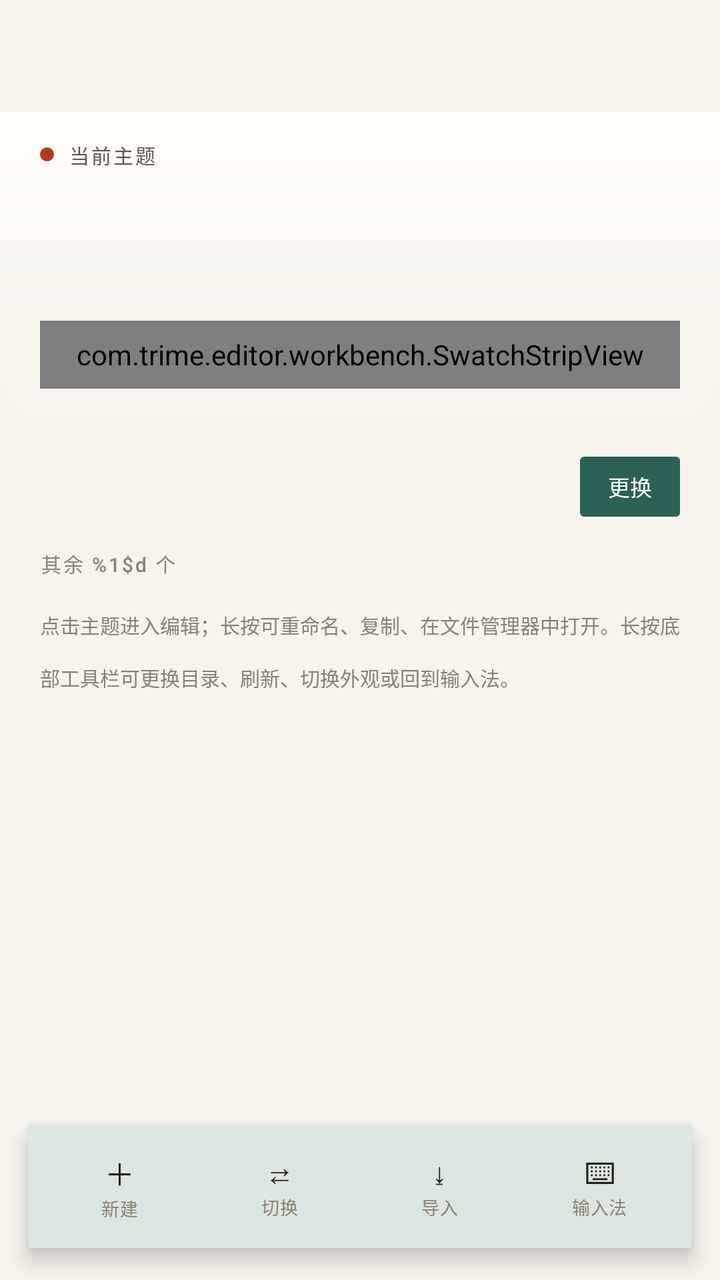
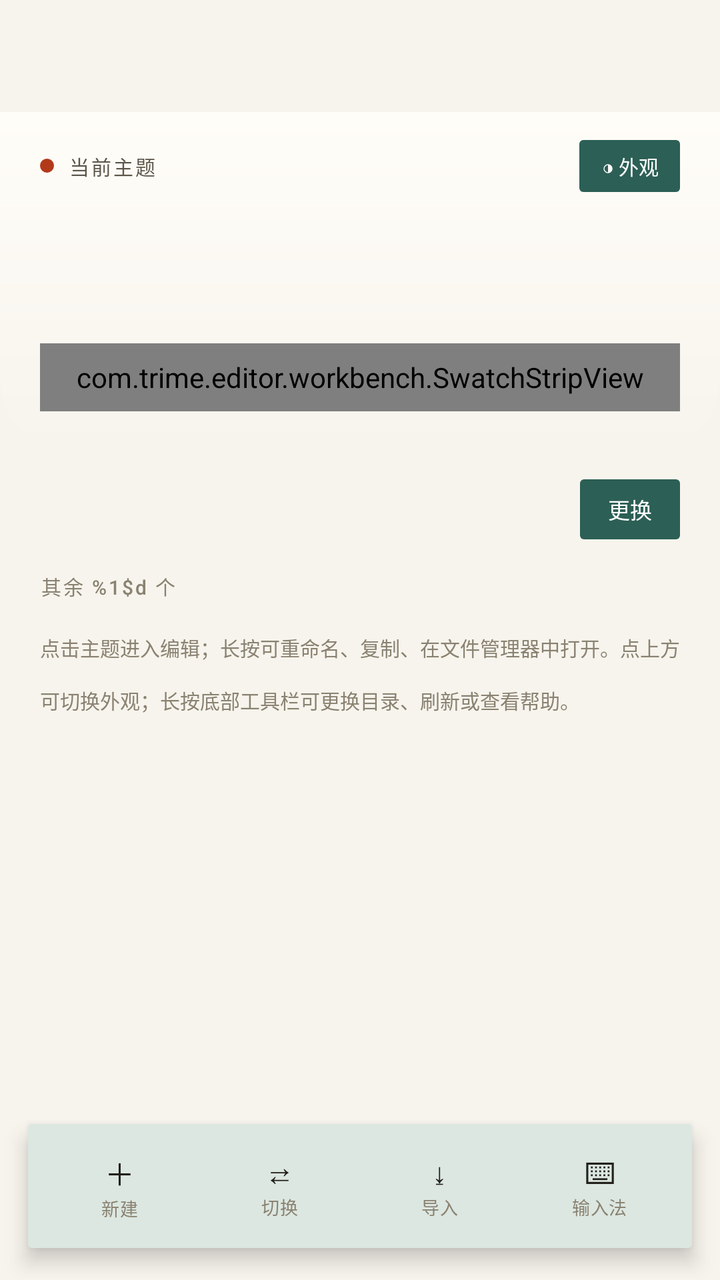

The first picture is an Android layout as it rendered before a commit; the second is the same layout after the commit. The layout source and the unified diff follow.
<!-- AndroidManifest.xml: application theme Theme.TrimeEditor -->
<!-- res/layout/activity_main.xml -->
<?xml version="1.0" encoding="utf-8"?>
<LinearLayout xmlns:android="http://schemas.android.com/apk/res/android"
    xmlns:app="http://schemas.android.com/apk/res-auto"
    android:layout_width="match_parent"
    android:layout_height="match_parent"
    android:background="?attr/ui_paper"
    android:orientation="vertical">

    <androidx.appcompat.widget.Toolbar
        android:id="@+id/toolbar"
        style="@style/Ui.Toolbar"
        android:layout_width="match_parent"
        android:layout_height="?attr/actionBarSize"
        app:popupTheme="@style/ThemeOverlay.AppCompat.DayNight"
        app:theme="@style/ThemeOverlay.AppCompat.DayNight" />

    <FrameLayout
        android:layout_width="match_parent"
        android:layout_height="0dp"
        android:layout_weight="1">

        <androidx.core.widget.NestedScrollView
            android:id="@+id/scroll"
            android:layout_width="match_parent"
            android:layout_height="match_parent"
            android:clipToPadding="false"
            android:scrollbars="none">

            <LinearLayout
                android:id="@+id/content"
                android:layout_width="match_parent"
                android:layout_height="wrap_content"
                android:orientation="vertical"
                android:paddingBottom="96dp">

                <LinearLayout
                    android:id="@+id/heroBlock"
                    android:layout_width="match_parent"
                    android:layout_height="wrap_content"
                    android:background="@drawable/bg_hero"
                    android:orientation="vertical"
                    android:paddingStart="20dp"
                    android:paddingTop="14dp"
                    android:paddingEnd="20dp"
                    android:paddingBottom="20dp">

                    <LinearLayout
                        android:layout_width="match_parent"
                        android:layout_height="wrap_content"
                        android:gravity="center_vertical"
                        android:orientation="horizontal">

                        <View
                            android:id="@+id/heroHighlight"
                            android:layout_width="7dp"
                            android:layout_height="7dp"
                            android:layout_marginEnd="7dp"
                            android:background="@drawable/bg_highlight_dot" />

                        <TextView
                            android:id="@+id/heroEyebrow"
                            android:layout_width="0dp"
                            android:layout_height="wrap_content"
                            android:layout_weight="1"
                            android:fontFamily="sans-serif-medium"
                            android:letterSpacing="0.1"
                            android:text="@string/hero_current_theme"
                            android:textColor="?attr/ui_ink_2"
                            android:textSize="10sp" />

                        <TextView
                            android:id="@+id/heroMenu"
                            android:visibility="gone"
                            android:layout_width="40dp"
                            android:layout_height="40dp"
                            android:background="?attr/selectableItemBackgroundBorderless"
                            android:clickable="true"
                            android:focusable="true"
                            android:fontFamily="sans-serif"
                            android:gravity="center"
                            android:text="⋯"
                            android:textColor="?attr/ui_ink_2"
                            android:textSize="18sp" />
                    </LinearLayout>

                    <TextView
                        android:id="@+id/heroName"
                        android:layout_width="match_parent"
                        android:layout_height="wrap_content"
                        android:layout_marginTop="2dp"
                        android:ellipsize="end"
                        android:fontFamily="sans-serif"
                        android:textStyle="bold"
                        android:includeFontPadding="false"
                        android:letterSpacing="-0.03"
                        android:lineSpacingMultiplier="1.05"
                        android:singleLine="true"
                        android:textColor="?attr/ui_ink"
                        android:textSize="34sp" />

                    <TextView
                        android:id="@+id/heroMeta"
                        android:layout_width="match_parent"
                        android:layout_height="wrap_content"
                        android:layout_marginTop="6dp"
                        android:ellipsize="end"
                        android:fontFamily="monospace"
                        android:singleLine="true"
                        android:textColor="?attr/ui_muted"
                        android:textSize="10sp" />

                    <com.trime.editor.workbench.SwatchStripView
                        android:id="@+id/heroSwatches"
                        android:layout_width="match_parent"
                        android:layout_height="34dp"
                        android:layout_marginTop="14dp" />
                </LinearLayout>

                <LinearLayout
                    android:layout_width="match_parent"
                    android:layout_height="wrap_content"
                    android:gravity="center_vertical"
                    android:orientation="horizontal"
                    android:paddingStart="20dp"
                    android:paddingTop="14dp"
                    android:paddingEnd="20dp">

                    <TextView
                        android:id="@+id/path"
                        android:layout_width="0dp"
                        android:layout_height="30dp"
                        android:layout_weight="1"
                        android:background="@drawable/bg_pill"
                        android:ellipsize="middle"
                        android:fontFamily="monospace"
                        android:gravity="center_vertical"
                        android:paddingStart="14dp"
                        android:paddingEnd="14dp"
                        android:singleLine="true"
                        android:textColor="?attr/ui_muted"
                        android:textSize="10sp" />

                    <TextView
                        android:id="@+id/changeDir"
                        android:layout_width="wrap_content"
                        android:layout_height="30dp"
                        android:layout_marginStart="8dp"
                        android:background="@drawable/bg_badge"
                        android:clickable="true"
                        android:focusable="true"
                        android:fontFamily="sans-serif-medium"
                        android:gravity="center"
                        android:paddingStart="14dp"
                        android:paddingEnd="14dp"
                        android:text="@string/action_change_dir"
                        android:textColor="?attr/ui_on_primary"
                        android:textSize="11sp" />
                </LinearLayout>

                <TextView
                    android:id="@+id/restLabel"
                    android:layout_width="match_parent"
                    android:layout_height="wrap_content"
                    android:fontFamily="sans-serif-medium"
                    android:letterSpacing="0.1"
                    android:paddingStart="20dp"
                    android:paddingTop="16dp"
                    android:paddingEnd="20dp"
                    android:paddingBottom="2dp"
                    android:text="@string/hero_other_themes"
                    android:textColor="?attr/ui_muted"
                    android:textSize="10sp" />

                <androidx.recyclerview.widget.RecyclerView
                    android:id="@+id/themes"
                    android:layout_width="match_parent"
                    android:layout_height="wrap_content"
                    android:nestedScrollingEnabled="false"
                    android:scrollbars="none" />

                <TextView
                    android:id="@+id/hint"
                    android:layout_width="match_parent"
                    android:layout_height="wrap_content"
                    android:lineSpacingMultiplier="1.8"
                    android:paddingStart="20dp"
                    android:paddingTop="14dp"
                    android:paddingEnd="20dp"
                    android:text="@string/workbench_hint"
                    android:textColor="?attr/ui_muted"
                    android:textSize="10sp" />
            </LinearLayout>
        </androidx.core.widget.NestedScrollView>

        <LinearLayout
            android:id="@+id/placeholder"
            android:layout_width="match_parent"
            android:layout_height="match_parent"
            android:gravity="center"
            android:orientation="vertical"
            android:paddingStart="40dp"
            android:paddingEnd="40dp"
            android:visibility="gone">

            <TextView
                android:id="@+id/placeholderTitle"
                style="@style/Ui.CardTitle"
                android:layout_width="match_parent"
                android:layout_height="wrap_content"
                android:gravity="center"
                android:textSize="19sp" />

            <TextView
                android:id="@+id/placeholderBody"
                android:layout_width="match_parent"
                android:layout_height="wrap_content"
                android:layout_marginTop="8dp"
                android:fontFamily="sans-serif"
                android:gravity="center"
                android:lineSpacingMultiplier="1.35"
                android:textColor="?attr/ui_muted"
                android:textSize="12sp" />

            <TextView
                android:id="@+id/placeholderAction"
                android:layout_width="wrap_content"
                android:layout_height="wrap_content"
                android:layout_marginTop="20dp"
                android:background="@drawable/bg_badge"
                android:clickable="true"
                android:focusable="true"
                android:fontFamily="sans-serif-medium"
                android:paddingStart="20dp"
                android:paddingTop="10dp"
                android:paddingEnd="20dp"
                android:paddingBottom="10dp"
                android:textColor="?attr/ui_on_primary"
                android:textSize="13sp" />
        </LinearLayout>

        <LinearLayout
            android:id="@+id/dock"
            android:layout_width="match_parent"
            android:layout_height="62dp"
            android:layout_gravity="bottom|center_horizontal"
            android:layout_marginStart="14dp"
            android:layout_marginEnd="14dp"
            android:layout_marginBottom="16dp"
            android:background="@drawable/bg_dock"
            android:elevation="6dp"
            android:gravity="center"
            android:orientation="horizontal"
            android:paddingStart="6dp"
            android:paddingEnd="6dp">

            <LinearLayout
                android:id="@+id/dockNew"
                style="@style/Ui.DockItem">

                <TextView
                    style="@style/Ui.DockGlyph"
                    android:text="＋" />

                <TextView
                    style="@style/Ui.DockLabel"
                    android:text="@string/dock_new" />
            </LinearLayout>

            <LinearLayout
                android:id="@+id/dockSwitch"
                style="@style/Ui.DockItem">

                <TextView
                    style="@style/Ui.DockGlyph"
                    android:text="⇄" />

                <TextView
                    style="@style/Ui.DockLabel"
                    android:text="@string/dock_switch" />
            </LinearLayout>

            <LinearLayout
                android:id="@+id/dockImport"
                style="@style/Ui.DockItem">

                <TextView
                    style="@style/Ui.DockGlyph"
                    android:text="⤓" />

                <TextView
                    style="@style/Ui.DockLabel"
                    android:text="@string/dock_import" />
            </LinearLayout>

            <LinearLayout
                android:id="@+id/dockIme"
                style="@style/Ui.DockItem">

                <TextView
                    style="@style/Ui.DockGlyph"
                    android:text="⌨" />

                <TextView
                    style="@style/Ui.DockLabel"
                    android:text="@string/dock_ime" />
            </LinearLayout>
        </LinearLayout>
    </FrameLayout>
</LinearLayout>
<!-- resources referenced by this layout -->
<resources>
  <!-- drawable bg_badge (drawable) -->
  <?xml version="1.0" encoding="utf-8"?>
  <shape xmlns:android="http://schemas.android.com/apk/res/android"
      android:shape="rectangle">
      <solid android:color="?attr/ui_primary" />
      <corners android:radius="?attr/ui_radius_button" />
  </shape>
  <!-- drawable bg_dock (drawable) -->
  <?xml version="1.0" encoding="utf-8"?>
  <shape xmlns:android="http://schemas.android.com/apk/res/android"
      android:shape="rectangle">
      <solid android:color="?attr/ui_primary_container" />
      <corners android:radius="?attr/ui_radius_button" />
  </shape>
  <!-- drawable bg_highlight_dot (drawable) -->
  <?xml version="1.0" encoding="utf-8"?>
  <shape xmlns:android="http://schemas.android.com/apk/res/android"
      android:shape="oval">
      <solid android:color="?attr/ui_highlight" />
  </shape>
  <!-- drawable bg_pill (drawable) -->
  <?xml version="1.0" encoding="utf-8"?>
  <shape xmlns:android="http://schemas.android.com/apk/res/android"
      android:shape="rectangle">
      <solid android:color="?attr/ui_card" />
      <corners android:radius="?attr/ui_radius_button" />
  </shape>
  <string name="action_change_dir">更换</string>
  <string name="dock_ime">输入法</string>
  <string name="dock_import">导入</string>
  <string name="dock_new">新建</string>
  <string name="dock_switch">切换</string>
  <string name="hero_current_theme">当前主题</string>
  <string name="hero_other_themes">其余 %1$d 个</string>
  <string name="workbench_hint">点击主题进入编辑；长按可重命名、复制、在文件管理器中打开。长按底部工具栏可更换目录、刷新、切换外观或回到输入法。</string>
  <style name="Ui.CardTitle">
          <item name="android:fontFamily">sans-serif-medium</item>
          <item name="android:textSize">16sp</item>
          <item name="android:textColor">?attr/ui_ink</item>
          <item name="android:includeFontPadding">false</item>
      </style>
  <style name="Ui.DockGlyph">
          <item name="android:layout_width">wrap_content</item>
          <item name="android:layout_height">wrap_content</item>
          <item name="android:textColor">?attr/ui_ink</item>
          <item name="android:textSize">15sp</item>
      </style>
  <style name="Ui.Toolbar.Title">
          <item name="android:fontFamily">?attr/ui_font_title</item>
          <item name="android:textSize">?attr/ui_text_title</item>
          <item name="android:textColor">?attr/ui_ink</item>
      </style>
  <style name="Ui.Toolbar.Subtitle">
          <item name="android:fontFamily">?attr/ui_font_meta</item>
          <item name="android:textSize">?attr/ui_text_meta</item>
          <item name="android:letterSpacing">0.08</item>
          <item name="android:textColor">?attr/ui_muted</item>
      </style>
  <color name="brand_primary">#2C5F55</color>
  <color name="brand_primary_dark">#1F443D</color>
  <color name="brand_accent">#C77B4E</color>
  <color name="proof_ink_2">#FF5C564A</color>
  <color name="proof_paper">#FFF7F4ED</color>
  <color name="proof_sheet">#FFFFFDF8</color>
  <color name="proof_ink">#FF23211C</color>
  <color name="proof_muted">#FF8A8271</color>
  <color name="proof_rule">#FFE4DECF</color>
  <color name="proof_rule_strong">#FFD9D1C0</color>
  <color name="divider">#1F000000</color>
  <color name="proof_accent">#FFB23A1A</color>
  <color name="proof_primary_container">#FFDCE7E1</color>
  <color name="proof_on_primary_container">#FF142E28</color>
  <color name="proof_mark">#FFBDB4A2</color>
  <color name="proof_swatch_stroke">#33000000</color>
  <color name="proof_knob">#FFFFFDF8</color>
  <color name="proof_pill_stroke">#26000000</color>
  <color name="warn">#B3261E</color>
  <color name="note_fill">#F0F2F1</color>
  <color name="stale_fill">#FDF3E3</color>
  <color name="stale_text">#7A4A12</color>
  <color name="chip_text">#4A4A4A</color>
  <color name="chip_text_selected">#FFFFFF</color>
  <dimen name="ui_swatch_radius">2dp</dimen>
  <!-- unchanged entries left out for length: 5 -->
</resources>

<!-- the commit's change to res/layout/activity_main.xml (unified diff, before → after) -->
@@ -66,6 +66,22 @@
                             android:letterSpacing="0.1"
                             android:text="@string/hero_current_theme"
                             android:textColor="?attr/ui_ink_2"
+                            android:textSize="10sp" />
+
+                        
+                        <TextView
+                            android:id="@+id/heroAppearance"
+                            android:layout_width="wrap_content"
+                            android:layout_height="26dp"
+                            android:background="@drawable/bg_badge"
+                            android:clickable="true"
+                            android:focusable="true"
+                            android:gravity="center"
+                            android:paddingStart="11dp"
+                            android:paddingEnd="11dp"
+                            android:singleLine="true"
+                            android:text="@string/hero_appearance"
+                            android:textColor="?attr/ui_on_primary"
                             android:textSize="10sp" />
 
                         <TextView
<!-- resource entries referenced after the edit -->
@@ -32,9 +32,10 @@
   <string name="dock_import">导入</string>
   <string name="dock_new">新建</string>
   <string name="dock_switch">切换</string>
+  <string name="hero_appearance">◑ 外观</string>
   <string name="hero_current_theme">当前主题</string>
   <string name="hero_other_themes">其余 %1$d 个</string>
-  <string name="workbench_hint">点击主题进入编辑；长按可重命名、复制、在文件管理器中打开。长按底部工具栏可更换目录、刷新、切换外观或回到输入法。</string>
+  <string name="workbench_hint">点击主题进入编辑；长按可重命名、复制、在文件管理器中打开。点上方可切换外观；长按底部工具栏可更换目录、刷新或查看帮助。</string>
   <style name="Ui.CardTitle">
           <item name="android:fontFamily">sans-serif-medium</item>
           <item name="android:textSize">16sp</item>
